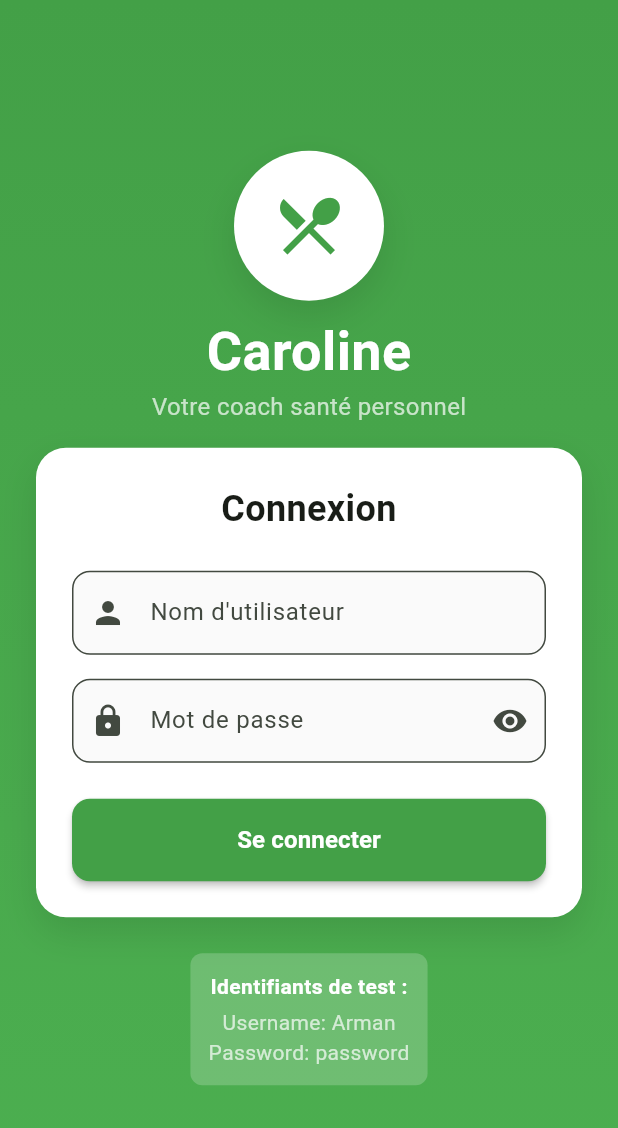
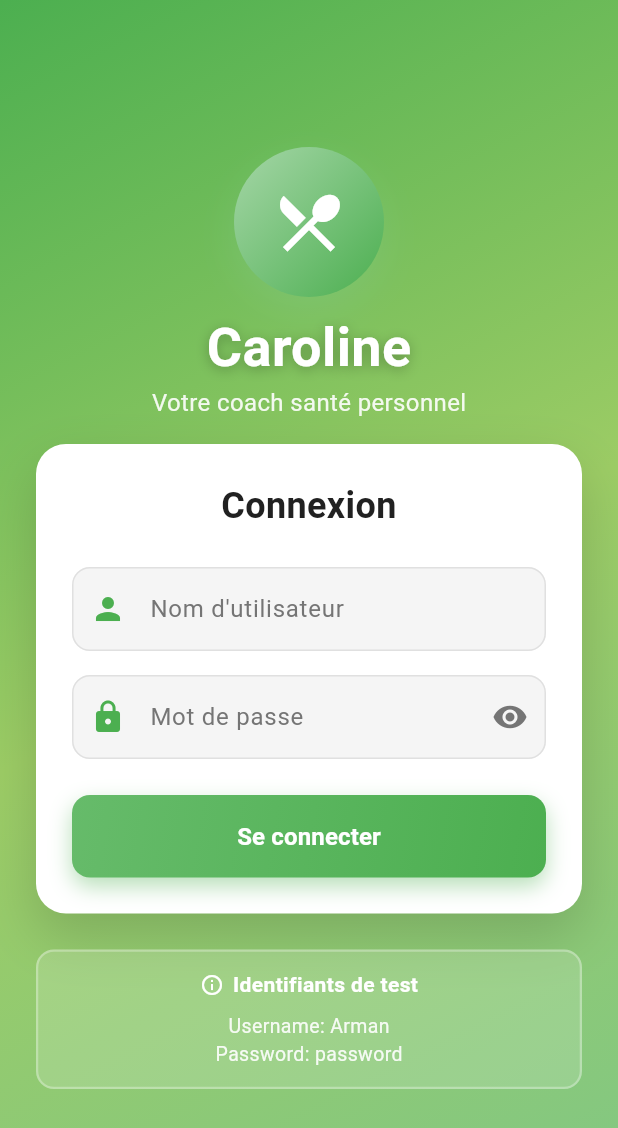
Before and after one commit to Arman70azer/caroline_app, a Flutter app: the screen it shows after launch, on a phone screen of 412 x 824 dp. Shown: the top 1128 px of the screen. Run offline on Flutter 3.47's test engine with Material 3 defaults, Android fonts, the phone set to English and light mode, and no system bars; our stand-ins replace flutter_bloc, image_picker, shared_preferences.

Commit message:
new style for login and colors

```diff
--- a/lib/config/colors.dart
+++ b/lib/config/colors.dart
@@ -2,29 +2,87 @@ import 'package:flutter/material.dart';
 
 /// 🎨 Palette de couleurs principale de l'application NutriSport
 class AppColors {
-  // 🌱 Couleurs primaires
-  static const Color primary = Color(0xFF2ECC71); // Vert santé
-  static const Color primaryDark = Color(0xFF27AE60);
-  static const Color primaryLight = Color(0xFFA3E4D7);
+  // 🌱 Verts - Nature & Santé
+  static const Color primaryGreen =
+      Color(0xFF4CAF50); // Vert équilibré et chaleureux
+  static const Color darkGreen = Color(0xFF2E7D32); // Vert profond
+  static const Color lightGreen = Color(0xFF81C784); // Vert clair
+  static const Color mintGreen = Color(0xFFA5D6A7); // Vert menthe
+  static const Color limeGreen = Color(0xFF9CCC65); // Vert lime
 
-  // 💪 Couleurs secondaires
-  static const Color secondary = Color(0xFF3498DB); // Bleu vitalité
-  static const Color secondaryDark = Color(0xFF21618C);
-  static const Color secondaryLight = Color(0xFF85C1E9);
+  // 🥕 Oranges - Énergie & Vitalité
+  static const Color primaryOrange = Color(0xFFFF9800); // Orange énergique
+  static const Color warmOrange = Color(0xFFFFB74D); // Orange chaleureux
+  static const Color deepOrange = Color(0xFFFF6F00); // Orange profond
+  static const Color peach = Color(0xFFFFCC80); // Pêche
 
-  // ⚪ Couleurs neutres
-  static const Color background = Color(0xFFF9F9F9);
-  static const Color surface = Colors.white;
-  static const Color border = Color(0xFFE0E0E0);
+  // 🔵 Bleus - Hydratation & Fraîcheur
+  static const Color primaryBlue = Color(0xFF42A5F5); // Bleu eau
+  static const Color deepBlue = Color(0xFF1976D2); // Bleu profond
+  static const Color lightBlue = Color(0xFF90CAF9); // Bleu clair
+  static const Color skyBlue = Color(0xFF64B5F6); // Bleu ciel
+
+  // 🟣 Violets - Récupération & Bien-être
+  static const Color primaryPurple = Color(0xFF9C27B0); // Violet équilibre
+  static const Color lightPurple = Color(0xFFBA68C8); // Violet clair
+  static const Color deepPurple = Color(0xFF7B1FA2); // Violet profond
+
+  // 🔴 Rouges - Performance & Effort
+  static const Color primaryRed = Color(0xFFE57373); // Rouge effort (doux)
+  static const Color deepRed = Color(0xFFD32F2F); // Rouge intense
+  static const Color warmRed = Color(0xFFEF5350); // Rouge chaleureux
+
+  // ⚪ Gris - Neutralité & Élégance
+  static const Color lightGrey = Color(0xFFF5F5F5); // Gris très clair
+  static const Color mediumGrey = Color(0xFFE0E0E0); // Gris moyen
+  static const Color darkGrey = Color(0xFF757575); // Gris foncé
+  static const Color charcoal = Color(0xFF424242); // Charbon
+
+  // 🎨 Couleurs fonctionnelles
+  static const Color background = Color(0xFFFAFAFA); // Fond général
+  static const Color surface = Colors.white; // Surface des cartes
+  static const Color border = Color(0xFFE0E0E0); // Bordures
 
   // 🖤 Couleurs de texte
-  static const Color textPrimary = Color(0xFF212121);
-  static const Color textSecondary = Color(0xFF757575);
-  static const Color textLight = Colors.white;
+  static const Color textPrimary = Color(0xFF212121); // Texte principal
+  static const Color textSecondary = Color(0xFF757575); // Texte secondaire
+  static const Color textLight = Colors.white; // Texte sur fond foncé
+  static const Color textHint = Color(0xFFBDBDBD); // Texte placeholder
 
-  // ❤️ Couleurs d’alerte et d’état
-  static const Color success = Color(0xFF2ECC71);
-  static const Color warning = Color(0xFFF1C40F);
-  static const Color error = Color(0xFFE74C3C);
-  static const Color info = Color(0xFF3498DB);
+  // ✅ Couleurs d'état
+  static const Color success = Color(0xFF4CAF50); // Succès (vert)
+  static const Color warning = Color(0xFFFF9800); // Attention (orange)
+  static const Color error = Color(0xFFE57373); // Erreur (rouge doux)
+  static const Color info = Color(0xFF42A5F5); // Information (bleu)
+
+  // 🌈 Dégradés prédéfinis
+  static const LinearGradient greenGradient = LinearGradient(
+    colors: [Color(0xFF66BB6A), Color(0xFF4CAF50)],
+    begin: Alignment.topLeft,
+    end: Alignment.bottomRight,
+  );
+
+  static const LinearGradient orangeGradient = LinearGradient(
+    colors: [Color(0xFFFFB74D), Color(0xFFFF9800)],
+    begin: Alignment.topLeft,
+    end: Alignment.bottomRight,
+  );
+
+  static const LinearGradient blueGradient = LinearGradient(
+    colors: [Color(0xFF64B5F6), Color(0xFF42A5F5)],
+    begin: Alignment.topLeft,
+    end: Alignment.bottomRight,
+  );
+
+  static const LinearGradient purpleGradient = LinearGradient(
+    colors: [Color(0xFFBA68C8), Color(0xFF9C27B0)],
+    begin: Alignment.topLeft,
+    end: Alignment.bottomRight,
+  );
+
+  static const LinearGradient warmGradient = LinearGradient(
+    colors: [Color(0xFFFFB74D), Color(0xFFEF5350)],
+    begin: Alignment.topLeft,
+    end: Alignment.bottomRight,
+  );
 }
--- a/lib/screens/login_screen/login_screen.dart
+++ b/lib/screens/login_screen/login_screen.dart
@@ -2,6 +2,7 @@ import 'package:flutter/material.dart';
 import 'package:flutter_bloc/flutter_bloc.dart';
 import '../../blocs/login/login_bloc.dart';
 import '../../blocs/login/login_state.dart';
+import '../../config/colors.dart';
 import '../../screens/login_screen/widgets/login_background.dart';
 import '../../screens/login_screen/widgets/login_logo.dart';
 import '../../screens/login_screen/widgets/login_header.dart';
@@ -20,7 +21,7 @@ class LoginScreen extends StatelessWidget {
             ScaffoldMessenger.of(context).showSnackBar(
               SnackBar(
                 content: Text(state.message),
-                backgroundColor: Colors.red,
+                backgroundColor: AppColors.error,
               ),
             );
           }
--- a/lib/screens/login_screen/widgets/form/login_button.dart
+++ b/lib/screens/login_screen/widgets/form/login_button.dart
@@ -1,4 +1,5 @@
 import 'package:flutter/material.dart';
+import '../../../../config/colors.dart';
 
 class LoginButton extends StatelessWidget {
   final VoidCallback? onPressed;
@@ -12,16 +13,28 @@ class LoginButton extends StatelessWidget {
 
   @override
   Widget build(BuildContext context) {
-    return ElevatedButton(
+    return Container(
+      decoration: BoxDecoration(
+        gradient: AppColors.greenGradient,
+        borderRadius: BorderRadius.circular(12),
+        boxShadow: [
+          BoxShadow(
+            color: AppColors.primaryGreen.withOpacity(0.4),
+            blurRadius: 12,
+            offset: const Offset(0, 6),
+          ),
+        ],
+      ),
+      child: ElevatedButton(
         onPressed: onPressed,
         style: ElevatedButton.styleFrom(
-        backgroundColor: Colors.green.shade600,
-        foregroundColor: Colors.white,
+          backgroundColor: Colors.transparent,
+          shadowColor: Colors.transparent,
+          foregroundColor: AppColors.textLight,
           padding: const EdgeInsets.symmetric(vertical: 16),
           shape: RoundedRectangleBorder(
             borderRadius: BorderRadius.circular(12),
           ),
-        elevation: 2,
         ),
         child: isLoading
             ? const SizedBox(
@@ -29,7 +42,8 @@ class LoginButton extends StatelessWidget {
                 width: 20,
                 child: CircularProgressIndicator(
                   strokeWidth: 2,
-                valueColor: AlwaysStoppedAnimation<Color>(Colors.white),
+                  valueColor:
+                      AlwaysStoppedAnimation<Color>(AppColors.textLight),
                 ),
               )
             : const Text(
@@ -39,6 +53,7 @@ class LoginButton extends StatelessWidget {
                   fontWeight: FontWeight.w600,
                 ),
               ),
+      ),
     );
   }
 }
--- a/lib/screens/login_screen/widgets/form/login_form.dart
+++ b/lib/screens/login_screen/widgets/form/login_form.dart
@@ -3,6 +3,7 @@ import 'package:flutter_bloc/flutter_bloc.dart';
 import '../../../../blocs/login/login_bloc.dart';
 import '../../../../blocs/login/login_event.dart';
 import '../../../../blocs/login/login_state.dart';
+import '../../../../config/colors.dart';
 import 'login_text_field.dart';
 import 'login_button.dart';
 
@@ -38,24 +39,25 @@ class _LoginFormState extends State<LoginForm> {
     return Container(
       padding: const EdgeInsets.all(24),
       decoration: BoxDecoration(
-        color: Colors.white,
+        color: AppColors.surface,
         borderRadius: BorderRadius.circular(20),
         boxShadow: [
           BoxShadow(
-            color: Colors.black.withOpacity(0.1),
-            blurRadius: 20,
-            offset: const Offset(0, 10),
+            color: Colors.black.withOpacity(0.15),
+            blurRadius: 30,
+            offset: const Offset(0, 15),
           ),
         ],
       ),
       child: Column(
         crossAxisAlignment: CrossAxisAlignment.stretch,
         children: [
-          const Text(
+          Text(
             'Connexion',
             style: TextStyle(
               fontSize: 24,
               fontWeight: FontWeight.bold,
+              color: AppColors.textPrimary,
             ),
             textAlign: TextAlign.center,
           ),
--- a/lib/screens/login_screen/widgets/form/login_text_field.dart
+++ b/lib/screens/login_screen/widgets/form/login_text_field.dart
@@ -1,4 +1,5 @@
 import 'package:flutter/material.dart';
+import '../../../../config/colors.dart';
 
 class LoginTextField extends StatefulWidget {
   final TextEditingController controller;
@@ -26,13 +27,16 @@ class _LoginTextFieldState extends State<LoginTextField> {
     return TextField(
       controller: widget.controller,
       obscureText: widget.isPassword && _obscureText,
+      style: TextStyle(color: AppColors.textPrimary),
       decoration: InputDecoration(
         labelText: widget.label,
-        prefixIcon: Icon(widget.icon),
+        labelStyle: TextStyle(color: AppColors.textSecondary),
+        prefixIcon: Icon(widget.icon, color: AppColors.primaryGreen),
         suffixIcon: widget.isPassword
             ? IconButton(
                 icon: Icon(
                   _obscureText ? Icons.visibility : Icons.visibility_off,
+                  color: AppColors.darkGrey,
                 ),
                 onPressed: () {
                   setState(() {
@@ -43,9 +47,18 @@ class _LoginTextFieldState extends State<LoginTextField> {
             : null,
         border: OutlineInputBorder(
           borderRadius: BorderRadius.circular(12),
+          borderSide: BorderSide(color: AppColors.mediumGrey),
+        ),
+        enabledBorder: OutlineInputBorder(
+          borderRadius: BorderRadius.circular(12),
+          borderSide: BorderSide(color: AppColors.mediumGrey),
+        ),
+        focusedBorder: OutlineInputBorder(
+          borderRadius: BorderRadius.circular(12),
+          borderSide: BorderSide(color: AppColors.primaryGreen, width: 2),
         ),
         filled: true,
-        fillColor: Colors.grey.shade50,
+        fillColor: AppColors.lightGrey,
       ),
     );
   }
--- a/lib/screens/login_screen/widgets/login_background.dart
+++ b/lib/screens/login_screen/widgets/login_background.dart
@@ -1,4 +1,5 @@
 import 'package:flutter/material.dart';
+import '../../../config/colors.dart';
 
 class LoginBackground extends StatelessWidget {
   final Widget child;
@@ -11,11 +12,17 @@ class LoginBackground extends StatelessWidget {
   @override
   Widget build(BuildContext context) {
     return Container(
-      decoration: BoxDecoration(
+      decoration: const BoxDecoration(
+        // Dégradé chaleureux vert vers orange
         gradient: LinearGradient(
-          begin: Alignment.topCenter,
-          end: Alignment.bottomCenter,
-          colors: [Colors.green.shade600, Colors.green.shade500],
+          begin: Alignment.topLeft,
+          end: Alignment.bottomRight,
+          colors: [
+            AppColors.primaryGreen,
+            AppColors.limeGreen,
+            AppColors.lightGreen,
+          ],
+          stops: [0.0, 0.5, 1.0],
         ),
       ),
       child: SafeArea(
--- a/lib/screens/login_screen/widgets/login_header.dart
+++ b/lib/screens/login_screen/widgets/login_header.dart
@@ -1,25 +1,33 @@
 import 'package:flutter/material.dart';
+import '../../../config/colors.dart';
 
 class LoginHeader extends StatelessWidget {
   const LoginHeader({super.key});
 
   @override
   Widget build(BuildContext context) {
-    return const Column(
+    return Column(
       children: [
-        Text(
+        const Text(
           'Caroline',
           style: TextStyle(
             fontSize: 36,
             fontWeight: FontWeight.bold,
-            color: Colors.white,
+            color: AppColors.textLight,
+            shadows: [
+              Shadow(
+                color: Colors.black26,
+                blurRadius: 10,
+                offset: Offset(0, 2),
+              ),
+            ],
           ),
         ),
         Text(
           'Votre coach santé personnel',
           style: TextStyle(
             fontSize: 16,
-            color: Colors.white70,
+            color: AppColors.textLight.withOpacity(0.9),
           ),
         ),
       ],
--- a/lib/screens/login_screen/widgets/login_logo.dart
+++ b/lib/screens/login_screen/widgets/login_logo.dart
@@ -1,4 +1,5 @@
 import 'package:flutter/material.dart';
+import '../../../config/colors.dart';
 
 class LoginLogo extends StatelessWidget {
   const LoginLogo({super.key});
@@ -9,20 +10,24 @@ class LoginLogo extends StatelessWidget {
       width: 100,
       height: 100,
       decoration: BoxDecoration(
-        color: Colors.white,
+        gradient: LinearGradient(
+          colors: [AppColors.mintGreen, AppColors.primaryGreen],
+          begin: Alignment.topLeft,
+          end: Alignment.bottomRight,
+        ),
         shape: BoxShape.circle,
         boxShadow: [
           BoxShadow(
-            color: Colors.black.withOpacity(0.1),
+            color: AppColors.lightGreen.withOpacity(0.4),
             blurRadius: 20,
             offset: const Offset(0, 10),
           ),
         ],
       ),
-      child: Icon(
+      child: const Icon(
         Icons.restaurant_menu,
         size: 50,
-        color: Colors.green.shade600,
+        color: AppColors.textLight,
       ),
     );
   }
--- a/lib/screens/login_screen/widgets/login_test_credentials.dart
+++ b/lib/screens/login_screen/widgets/login_test_credentials.dart
@@ -1,4 +1,5 @@
 import 'package:flutter/material.dart';
+import '../../../config/colors.dart';
 
 class LoginTestCredentials extends StatelessWidget {
   const LoginTestCredentials({super.key});
@@ -8,26 +9,48 @@ class LoginTestCredentials extends StatelessWidget {
     return Container(
       padding: const EdgeInsets.all(12),
       decoration: BoxDecoration(
-        color: Colors.white.withOpacity(0.2),
-        borderRadius: BorderRadius.circular(8),
+        color: Colors.white.withOpacity(0.15),
+        borderRadius: BorderRadius.circular(12),
+        border: Border.all(
+          color: Colors.white.withOpacity(0.3),
+          width: 1.5,
+        ),
       ),
-      child: const Column(
+      child: Column(
         children: [
-          Text(
-            'Identifiants de test :',
-            style: TextStyle(
-              color: Colors.white,
-              fontWeight: FontWeight.w600,
-            ),
+          Row(
+            mainAxisAlignment: MainAxisAlignment.center,
+            children: [
+              Icon(
+                Icons.info_outline,
+                color: AppColors.textLight,
+                size: 16,
+              ),
+              const SizedBox(width: 6),
+              Text(
+                'Identifiants de test',
+                style: TextStyle(
+                  color: AppColors.textLight,
+                  fontWeight: FontWeight.w600,
+                  fontSize: 14,
+                ),
+              ),
+            ],
           ),
-          SizedBox(height: 4),
+          const SizedBox(height: 8),
           Text(
             'Username: Arman',
-            style: TextStyle(color: Colors.white70),
+            style: TextStyle(
+              color: AppColors.textLight.withOpacity(0.9),
+              fontSize: 13,
+            ),
           ),
           Text(
             'Password: password',
-            style: TextStyle(color: Colors.white70),
+            style: TextStyle(
+              color: AppColors.textLight.withOpacity(0.9),
+              fontSize: 13,
+            ),
           ),
         ],
       ),
```
Also changed, not shown: lib/screens/login_screen/widgets/login_form.dart (deleted). Lines whose indentation alone changed are shown as unchanged.
